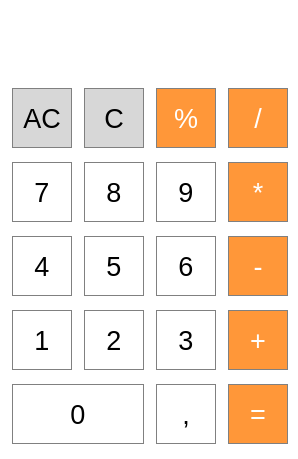
Old version of the form Lesson-7/Task-1/calculator.ui in the repository UnderWaterWelder27/NG-2021-Vladislav-Striuk.
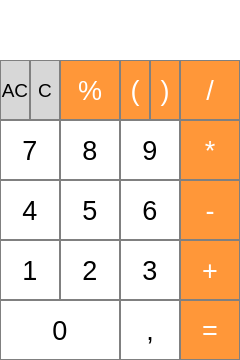
New version of the form.

Commit message: update UI / numInput / dotInput / operationPercentage / clearLabel

What changed in the file:
```diff
--- a/Lesson-7/Task-1/calculator.ui
+++ b/Lesson-7/Task-1/calculator.ui
@@ -6,20 +6,20 @@
    <rect>
     <x>0</x>
     <y>0</y>
-    <width>298</width>
-    <height>459</height>
+    <width>240</width>
+    <height>360</height>
    </rect>
   </property>
   <property name="minimumSize">
    <size>
-    <width>298</width>
-    <height>459</height>
+    <width>240</width>
+    <height>360</height>
    </size>
   </property>
   <property name="maximumSize">
    <size>
-    <width>298</width>
-    <height>459</height>
+    <width>240</width>
+    <height>360</height>
    </size>
   </property>
   <property name="windowTitle">
@@ -29,30 +29,24 @@
    <string notr="true">background-color : white;</string>
   </property>
   <widget class="QWidget" name="centralwidget">
-   <widget class="QWidget" name="">
+   <widget class="QPushButton" name="b_bracketClose">
     <property name="geometry">
      <rect>
-      <x>0</x>
-      <y>0</y>
-      <width>301</width>
-      <height>458</height>
+      <x>150</x>
+      <y>60</y>
+      <width>30</width>
+      <height>60</height>
      </rect>
     </property>
-    <layout class="QGridLayout" name="gridLayout">
-     <property name="spacing">
-      <number>0</number>
-     </property>
-     <item row="3" column="3">
-      <widget class="QPushButton" name="b_operatorMultiply">
        <property name="minimumSize">
         <size>
-         <width>60</width>
+      <width>30</width>
          <height>60</height>
         </size>
        </property>
        <property name="maximumSize">
         <size>
-         <width>60</width>
+      <width>30</width>
          <height>60</height>
         </size>
        </property>
@@ -74,54 +68,27 @@
 }</string>
        </property>
        <property name="text">
-        <string>*</string>
-       </property>
-      </widget>
-     </item>
-     <item row="4" column="1">
-      <widget class="QPushButton" name="b_num_5">
-       <property name="minimumSize">
-        <size>
-         <width>60</width>
+     <string>)</string>
+    </property>
+   </widget>
+   <widget class="QPushButton" name="b_bracketOpen">
+    <property name="geometry">
+     <rect>
+      <x>120</x>
+      <y>60</y>
+      <width>30</width>
          <height>60</height>
-        </size>
-       </property>
-       <property name="maximumSize">
-        <size>
-         <width>60</width>
-         <height>60</height>
-        </size>
-       </property>
-       <property name="font">
-        <font>
-         <pointsize>20</pointsize>
-        </font>
-       </property>
-       <property name="styleSheet">
-        <string notr="true">QPushButton {
-   border: 1px solid gray;
-}
-QPushButton:pressed {
-    background-color: qlineargradient(x1: 0, y1: 0, x2: 0, y2: 1,
-                                      stop: 0 #dadbde, stop: 1 #f6f7fa);
-}</string>
-       </property>
-       <property name="text">
-        <string>5</string>
-       </property>
-      </widget>
-     </item>
-     <item row="2" column="0">
-      <widget class="QPushButton" name="b_actionClearAll">
+     </rect>
+    </property>
        <property name="minimumSize">
         <size>
-         <width>60</width>
+      <width>30</width>
          <height>60</height>
         </size>
        </property>
        <property name="maximumSize">
         <size>
-         <width>60</width>
+      <width>30</width>
          <height>60</height>
         </size>
        </property>
@@ -132,21 +99,29 @@
        </property>
        <property name="styleSheet">
         <string notr="true">QPushButton {
-  background-color: rgb(215, 215, 215);
+  background-color: rgb(255, 151, 57);
+  color: white; 
   border: 1px solid gray;
 }
+
 QPushButton:pressed {
     background-color: qlineargradient(x1: 0, y1: 0, x2: 0, y2: 1,
-                                      stop: 0 #BEBEBE, stop: 1 #D7D7D7);
+                                      stop: 0 #FF7832, stop: 1 #FF9739);
 }</string>
        </property>
        <property name="text">
-        <string>AC</string>
-       </property>
-      </widget>
-     </item>
-     <item row="5" column="1">
-      <widget class="QPushButton" name="b_num_2">
+     <string>(</string>
+    </property>
+   </widget>
+   <widget class="QPushButton" name="b_operatorAdd">
+    <property name="geometry">
+     <rect>
+      <x>180</x>
+      <y>240</y>
+      <width>60</width>
+      <height>60</height>
+     </rect>
+    </property>
        <property name="minimumSize">
         <size>
          <width>60</width>
@@ -166,20 +141,29 @@
        </property>
        <property name="styleSheet">
         <string notr="true">QPushButton {
-   border: 1px solid gray;
+  background-color: rgb(255, 151, 57);
+  color: white; 
+  border: 1px solid gray;
 }
+
 QPushButton:pressed {
     background-color: qlineargradient(x1: 0, y1: 0, x2: 0, y2: 1,
-                                      stop: 0 #dadbde, stop: 1 #f6f7fa);
+                                      stop: 0 #FF7832, stop: 1 #FF9739);
 }</string>
        </property>
        <property name="text">
-        <string>2</string>
-       </property>
-      </widget>
-     </item>
-     <item row="4" column="0">
+     <string>+</string>
+    </property>
+   </widget>
       <widget class="QPushButton" name="b_num_4">
+    <property name="geometry">
+     <rect>
+      <x>0</x>
+      <y>180</y>
+      <width>60</width>
+      <height>60</height>
+     </rect>
+    </property>
        <property name="minimumSize">
         <size>
          <width>60</width>
@@ -210,9 +194,15 @@
         <string>4</string>
        </property>
       </widget>
-     </item>
-     <item row="5" column="0">
       <widget class="QPushButton" name="b_num_1">
+    <property name="geometry">
+     <rect>
+      <x>0</x>
+      <y>240</y>
+      <width>60</width>
+      <height>60</height>
+     </rect>
+    </property>
        <property name="minimumSize">
         <size>
          <width>60</width>
@@ -243,78 +233,15 @@
         <string>1</string>
        </property>
       </widget>
-     </item>
-     <item row="5" column="3">
-      <widget class="QPushButton" name="b_operatorAdd">
-       <property name="minimumSize">
-        <size>
-         <width>60</width>
-         <height>60</height>
-        </size>
-       </property>
-       <property name="maximumSize">
-        <size>
-         <width>60</width>
-         <height>60</height>
-        </size>
-       </property>
-       <property name="font">
-        <font>
-         <pointsize>20</pointsize>
-        </font>
-       </property>
-       <property name="styleSheet">
-        <string notr="true">QPushButton {
-  background-color: rgb(255, 151, 57);
-  color: white; 
-  border: 1px solid gray;
-}
-
-QPushButton:pressed {
-    background-color: qlineargradient(x1: 0, y1: 0, x2: 0, y2: 1,
-                                      stop: 0 #FF7832, stop: 1 #FF9739);
-}</string>
-       </property>
-       <property name="text">
-        <string>+</string>
-       </property>
-      </widget>
-     </item>
-     <item row="6" column="2">
-      <widget class="QPushButton" name="b_dot">
-       <property name="minimumSize">
-        <size>
-         <width>60</width>
-         <height>60</height>
-        </size>
-       </property>
-       <property name="maximumSize">
-        <size>
-         <width>60</width>
-         <height>60</height>
-        </size>
-       </property>
-       <property name="font">
-        <font>
-         <pointsize>20</pointsize>
-        </font>
-       </property>
-       <property name="styleSheet">
-        <string notr="true">QPushButton {
-   border: 1px solid gray;
-}
-QPushButton:pressed {
-    background-color: qlineargradient(x1: 0, y1: 0, x2: 0, y2: 1,
-                                      stop: 0 #dadbde, stop: 1 #f6f7fa);
-}</string>
-       </property>
-       <property name="text">
-        <string>,</string>
-       </property>
-      </widget>
-     </item>
-     <item row="5" column="2">
       <widget class="QPushButton" name="b_num_3">
+    <property name="geometry">
+     <rect>
+      <x>120</x>
+      <y>240</y>
+      <width>60</width>
+      <height>60</height>
+     </rect>
+    </property>
        <property name="minimumSize">
         <size>
          <width>60</width>
@@ -345,9 +272,15 @@
         <string>3</string>
        </property>
       </widget>
-     </item>
-     <item row="4" column="3">
       <widget class="QPushButton" name="b_operatorSubtract">
+    <property name="geometry">
+     <rect>
+      <x>180</x>
+      <y>180</y>
+      <width>60</width>
+      <height>60</height>
+     </rect>
+    </property>
        <property name="minimumSize">
         <size>
          <width>60</width>
@@ -381,9 +314,15 @@
         <string>-</string>
        </property>
       </widget>
-     </item>
-     <item row="3" column="0">
-      <widget class="QPushButton" name="b_num_7">
+   <widget class="QPushButton" name="b_dot">
+    <property name="geometry">
+     <rect>
+      <x>120</x>
+      <y>300</y>
+      <width>60</width>
+      <height>60</height>
+     </rect>
+    </property>
        <property name="minimumSize">
         <size>
          <width>60</width>
@@ -411,12 +350,18 @@
 }</string>
        </property>
        <property name="text">
-        <string>7</string>
-       </property>
-      </widget>
-     </item>
-     <item row="6" column="0" colspan="2">
+     <string>,</string>
+    </property>
+   </widget>
       <widget class="QPushButton" name="b_num_0">
+    <property name="geometry">
+     <rect>
+      <x>0</x>
+      <y>300</y>
+      <width>120</width>
+      <height>60</height>
+     </rect>
+    </property>
        <property name="minimumSize">
         <size>
          <width>0</width>
@@ -447,9 +392,54 @@
         <string>0</string>
        </property>
       </widget>
-     </item>
-     <item row="3" column="1">
+   <widget class="QPushButton" name="b_num_7">
+    <property name="geometry">
+     <rect>
+      <x>0</x>
+      <y>120</y>
+      <width>60</width>
+      <height>60</height>
+     </rect>
+    </property>
+    <property name="minimumSize">
+     <size>
+      <width>60</width>
+      <height>60</height>
+     </size>
+    </property>
+    <property name="maximumSize">
+     <size>
+      <width>60</width>
+      <height>60</height>
+     </size>
+    </property>
+    <property name="font">
+     <font>
+      <pointsize>20</pointsize>
+     </font>
+    </property>
+    <property name="styleSheet">
+     <string notr="true">QPushButton {
+   border: 1px solid gray;
+}
+QPushButton:pressed {
+    background-color: qlineargradient(x1: 0, y1: 0, x2: 0, y2: 1,
+                                      stop: 0 #dadbde, stop: 1 #f6f7fa);
+}</string>
+    </property>
+    <property name="text">
+     <string>7</string>
+    </property>
+   </widget>
       <widget class="QPushButton" name="b_num_8">
+    <property name="geometry">
+     <rect>
+      <x>60</x>
+      <y>120</y>
+      <width>60</width>
+      <height>60</height>
+     </rect>
+    </property>
        <property name="minimumSize">
         <size>
          <width>60</width>
@@ -480,43 +470,15 @@
         <string>8</string>
        </property>
       </widget>
-     </item>
-     <item row="2" column="1">
-      <widget class="QPushButton" name="b_actionClear">
-       <property name="minimumSize">
-        <size>
-         <width>60</width>
-         <height>60</height>
-        </size>
-       </property>
-       <property name="maximumSize">
-        <size>
-         <width>60</width>
-         <height>60</height>
-        </size>
-       </property>
-       <property name="font">
-        <font>
-         <pointsize>20</pointsize>
-        </font>
-       </property>
-       <property name="styleSheet">
-        <string notr="true">QPushButton {
-  background-color: rgb(215, 215, 215);
-  border: 1px solid gray;
-}
-QPushButton:pressed {
-    background-color: qlineargradient(x1: 0, y1: 0, x2: 0, y2: 1,
-                                      stop: 0 #BEBEBE, stop: 1 #D7D7D7);
-}</string>
-       </property>
-       <property name="text">
-        <string>C</string>
-       </property>
-      </widget>
-     </item>
-     <item row="3" column="2">
       <widget class="QPushButton" name="b_num_9">
+    <property name="geometry">
+     <rect>
+      <x>120</x>
+      <y>120</y>
+      <width>60</width>
+      <height>60</height>
+     </rect>
+    </property>
        <property name="minimumSize">
         <size>
          <width>60</width>
@@ -547,9 +509,15 @@
         <string>9</string>
        </property>
       </widget>
-     </item>
-     <item row="4" column="2">
       <widget class="QPushButton" name="b_num_6">
+    <property name="geometry">
+     <rect>
+      <x>120</x>
+      <y>180</y>
+      <width>60</width>
+      <height>60</height>
+     </rect>
+    </property>
        <property name="minimumSize">
         <size>
          <width>60</width>
@@ -580,45 +548,55 @@
         <string>6</string>
        </property>
       </widget>
-     </item>
-     <item row="2" column="2">
-      <widget class="QPushButton" name="b_operatorPercentage">
+   <widget class="QPushButton" name="b_actionClear">
+    <property name="geometry">
+     <rect>
+      <x>30</x>
+      <y>60</y>
+      <width>30</width>
+      <height>60</height>
+     </rect>
+    </property>
        <property name="minimumSize">
         <size>
-         <width>60</width>
+      <width>30</width>
          <height>60</height>
         </size>
        </property>
        <property name="maximumSize">
         <size>
-         <width>60</width>
+      <width>30</width>
          <height>60</height>
         </size>
        </property>
        <property name="font">
         <font>
-         <pointsize>20</pointsize>
+      <pointsize>14</pointsize>
         </font>
        </property>
        <property name="styleSheet">
         <string notr="true">QPushButton {
-  background-color: rgb(255, 151, 57);
-  color: white; 
+  background-color: rgb(215, 215, 215);
   border: 1px solid gray;
 }
-
 QPushButton:pressed {
     background-color: qlineargradient(x1: 0, y1: 0, x2: 0, y2: 1,
-                                      stop: 0 #FF7832, stop: 1 #FF9739);
+                                      stop: 0 #BEBEBE, stop: 1 #D7D7D7);
 }</string>
        </property>
        <property name="text">
-        <string>%</string>
-       </property>
-      </widget>
-     </item>
-     <item row="2" column="3">
+     <string>C</string>
+    </property>
+   </widget>
       <widget class="QPushButton" name="b_operatorDivide">
+    <property name="geometry">
+     <rect>
+      <x>180</x>
+      <y>60</y>
+      <width>60</width>
+      <height>60</height>
+     </rect>
+    </property>
        <property name="minimumSize">
         <size>
          <width>60</width>
@@ -652,9 +630,57 @@
         <string>/</string>
        </property>
       </widget>
-     </item>
-     <item row="6" column="3">
+   <widget class="QPushButton" name="b_operatorPercentage">
+    <property name="geometry">
+     <rect>
+      <x>60</x>
+      <y>60</y>
+      <width>60</width>
+      <height>60</height>
+     </rect>
+    </property>
+    <property name="minimumSize">
+     <size>
+      <width>60</width>
+      <height>60</height>
+     </size>
+    </property>
+    <property name="maximumSize">
+     <size>
+      <width>60</width>
+      <height>60</height>
+     </size>
+    </property>
+    <property name="font">
+     <font>
+      <pointsize>20</pointsize>
+     </font>
+    </property>
+    <property name="styleSheet">
+     <string notr="true">QPushButton {
+  background-color: rgb(255, 151, 57);
+  color: white; 
+  border: 1px solid gray;
+}
+
+QPushButton:pressed {
+    background-color: qlineargradient(x1: 0, y1: 0, x2: 0, y2: 1,
+                                      stop: 0 #FF7832, stop: 1 #FF9739);
+}</string>
+    </property>
+    <property name="text">
+     <string>%</string>
+    </property>
+   </widget>
       <widget class="QPushButton" name="b_operatorEqual">
+    <property name="geometry">
+     <rect>
+      <x>180</x>
+      <y>300</y>
+      <width>60</width>
+      <height>60</height>
+     </rect>
+    </property>
        <property name="minimumSize">
         <size>
          <width>60</width>
@@ -688,21 +714,32 @@
         <string>=</string>
        </property>
       </widget>
-     </item>
-     <item row="1" column="0" colspan="4">
       <widget class="QLabel" name="e_expressionInput">
+    <property name="geometry">
+     <rect>
+      <x>0</x>
+      <y>0</y>
+      <width>240</width>
+      <height>60</height>
+     </rect>
+    </property>
        <property name="minimumSize">
         <size>
-         <width>0</width>
+      <width>240</width>
          <height>60</height>
         </size>
        </property>
        <property name="maximumSize">
         <size>
-         <width>16777215</width>
+      <width>240</width>
          <height>60</height>
         </size>
        </property>
+    <property name="font">
+     <font>
+      <pointsize>13</pointsize>
+     </font>
+    </property>
        <property name="styleSheet">
         <string notr="true">QLabel {
   qproperty-alignment: 'AlignVCenter | AlignRight';
@@ -714,9 +751,175 @@
        <property name="text">
         <string/>
        </property>
-      </widget>
-     </item>
-    </layout>
+    <property name="textFormat">
+     <enum>Qt::AutoText</enum>
+    </property>
+    <property name="alignment">
+     <set>Qt::AlignRight|Qt::AlignTrailing|Qt::AlignVCenter</set>
+    </property>
+    <property name="margin">
+     <number>15</number>
+    </property>
+   </widget>
+   <widget class="QPushButton" name="b_actionClearAll">
+    <property name="geometry">
+     <rect>
+      <x>0</x>
+      <y>60</y>
+      <width>30</width>
+      <height>60</height>
+     </rect>
+    </property>
+    <property name="minimumSize">
+     <size>
+      <width>30</width>
+      <height>60</height>
+     </size>
+    </property>
+    <property name="maximumSize">
+     <size>
+      <width>30</width>
+      <height>60</height>
+     </size>
+    </property>
+    <property name="font">
+     <font>
+      <pointsize>14</pointsize>
+     </font>
+    </property>
+    <property name="styleSheet">
+     <string notr="true">QPushButton {
+  background-color: rgb(215, 215, 215);
+  border: 1px solid gray;
+}
+QPushButton:pressed {
+    background-color: qlineargradient(x1: 0, y1: 0, x2: 0, y2: 1,
+                                      stop: 0 #BEBEBE, stop: 1 #D7D7D7);
+}</string>
+    </property>
+    <property name="text">
+     <string>AC</string>
+    </property>
+   </widget>
+   <widget class="QPushButton" name="b_num_5">
+    <property name="geometry">
+     <rect>
+      <x>60</x>
+      <y>180</y>
+      <width>60</width>
+      <height>60</height>
+     </rect>
+    </property>
+    <property name="minimumSize">
+     <size>
+      <width>60</width>
+      <height>60</height>
+     </size>
+    </property>
+    <property name="maximumSize">
+     <size>
+      <width>60</width>
+      <height>60</height>
+     </size>
+    </property>
+    <property name="font">
+     <font>
+      <pointsize>20</pointsize>
+     </font>
+    </property>
+    <property name="styleSheet">
+     <string notr="true">QPushButton {
+   border: 1px solid gray;
+}
+QPushButton:pressed {
+    background-color: qlineargradient(x1: 0, y1: 0, x2: 0, y2: 1,
+                                      stop: 0 #dadbde, stop: 1 #f6f7fa);
+}</string>
+    </property>
+    <property name="text">
+     <string>5</string>
+    </property>
+   </widget>
+   <widget class="QPushButton" name="b_num_2">
+    <property name="geometry">
+     <rect>
+      <x>60</x>
+      <y>240</y>
+      <width>60</width>
+      <height>60</height>
+     </rect>
+    </property>
+    <property name="minimumSize">
+     <size>
+      <width>60</width>
+      <height>60</height>
+     </size>
+    </property>
+    <property name="maximumSize">
+     <size>
+      <width>60</width>
+      <height>60</height>
+     </size>
+    </property>
+    <property name="font">
+     <font>
+      <pointsize>20</pointsize>
+     </font>
+    </property>
+    <property name="styleSheet">
+     <string notr="true">QPushButton {
+   border: 1px solid gray;
+}
+QPushButton:pressed {
+    background-color: qlineargradient(x1: 0, y1: 0, x2: 0, y2: 1,
+                                      stop: 0 #dadbde, stop: 1 #f6f7fa);
+}</string>
+    </property>
+    <property name="text">
+     <string>2</string>
+    </property>
+   </widget>
+   <widget class="QPushButton" name="b_operatorMultiply">
+    <property name="geometry">
+     <rect>
+      <x>180</x>
+      <y>120</y>
+      <width>60</width>
+      <height>60</height>
+     </rect>
+    </property>
+    <property name="minimumSize">
+     <size>
+      <width>60</width>
+      <height>60</height>
+     </size>
+    </property>
+    <property name="maximumSize">
+     <size>
+      <width>60</width>
+      <height>60</height>
+     </size>
+    </property>
+    <property name="font">
+     <font>
+      <pointsize>20</pointsize>
+     </font>
+    </property>
+    <property name="styleSheet">
+     <string notr="true">QPushButton {
+  background-color: rgb(255, 151, 57);
+  color: white; 
+  border: 1px solid gray;
+}
+
+QPushButton:pressed {
+    background-color: qlineargradient(x1: 0, y1: 0, x2: 0, y2: 1,
+                                      stop: 0 #FF7832, stop: 1 #FF9739);
+}</string>
+    </property>
+    <property name="text">
+     <string>*</string>
+    </property>
    </widget>
   </widget>
  </widget>
```
Lines whose indentation alone changed are shown as unchanged. The commit also changes 2 other files.
